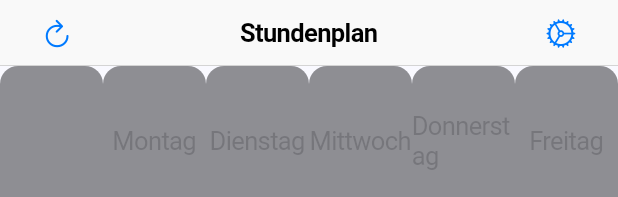
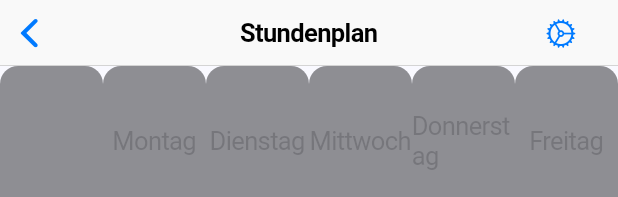
Before and after one commit to sartamo/ludus, a Flutter app: the Stundenplan widget shown alone on an empty page, opened directly, on a phone screen of 412 x 824 dp. Shown: the top 197 px of the screen. Run offline on Flutter 3.47's test engine with Material 3 defaults, Android fonts, the phone set to English and light mode, and no system bars.

Commit message:
Refresh-Knöpfe entfernt

```diff
--- a/lib/stundenplan.dart
+++ b/lib/stundenplan.dart
@@ -105,11 +105,6 @@ class _StundenplanState extends State<Stundenplan> {
         child: Column(
           children: [
             CupertinoNavigationBar(
-              leading: CupertinoButton(
-								padding: EdgeInsets.zero,
-								child: const Icon(CupertinoIcons.refresh),
-								onPressed: () => setState(() {}),
-							),
               middle: const Text('Stundenplan'),
               trailing: CupertinoButton(
                 padding: EdgeInsets.zero,
```
Also changed, not shown: lib/faecherliste.dart (+1 -6 lines).
